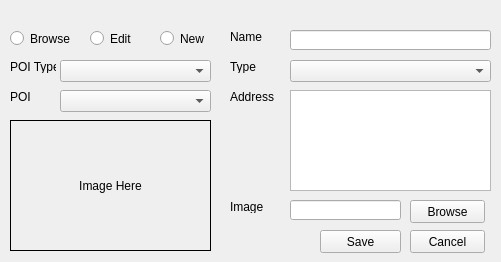
Qt form project_cpp/poiwidget.ui (FerranGarcia/city-map) before a commit.
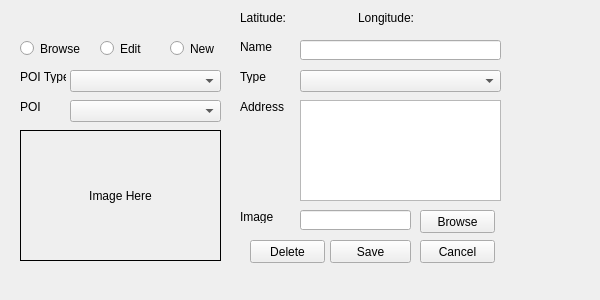
The same form after that commit.

Diff of the .ui file:
```diff
--- a/project_cpp/poiwidget.ui
+++ b/project_cpp/poiwidget.ui
@@ -6,18 +6,36 @@
    <rect>
     <x>0</x>
     <y>0</y>
-    <width>501</width>
-    <height>262</height>
+    <width>600</width>
+    <height>300</height>
    </rect>
   </property>
+  <property name="sizePolicy">
+   <sizepolicy hsizetype="Fixed" vsizetype="Fixed">
+    <horstretch>0</horstretch>
+    <verstretch>0</verstretch>
+   </sizepolicy>
+  </property>
+  <property name="minimumSize">
+   <size>
+    <width>600</width>
+    <height>300</height>
+   </size>
+  </property>
+  <property name="maximumSize">
+   <size>
+    <width>600</width>
+    <height>300</height>
+   </size>
+  </property>
   <property name="windowTitle">
    <string>Form</string>
   </property>
   <widget class="QLineEdit" name="poiNameLineEdit">
    <property name="geometry">
     <rect>
-     <x>290</x>
-     <y>30</y>
+     <x>300</x>
+     <y>40</y>
      <width>201</width>
      <height>20</height>
     </rect>
@@ -26,8 +44,8 @@
   <widget class="QLabel" name="poiNameLabel">
    <property name="geometry">
     <rect>
-     <x>230</x>
-     <y>30</y>
+     <x>240</x>
+     <y>40</y>
      <width>46</width>
      <height>13</height>
     </rect>
@@ -39,8 +57,8 @@
   <widget class="QLabel" name="poiTypeLabel">
    <property name="geometry">
     <rect>
-     <x>230</x>
-     <y>60</y>
+     <x>240</x>
+     <y>70</y>
      <width>46</width>
      <height>13</height>
     </rect>
@@ -52,8 +70,8 @@
   <widget class="QComboBox" name="poiTypeComboBox">
    <property name="geometry">
     <rect>
-     <x>290</x>
-     <y>60</y>
+     <x>300</x>
+     <y>70</y>
      <width>201</width>
      <height>22</height>
     </rect>
@@ -62,8 +80,8 @@
   <widget class="QTextEdit" name="addressTextEdit">
    <property name="geometry">
     <rect>
-     <x>290</x>
-     <y>90</y>
+     <x>300</x>
+     <y>100</y>
      <width>201</width>
      <height>101</height>
     </rect>
@@ -72,8 +90,8 @@
   <widget class="QLabel" name="label">
    <property name="geometry">
     <rect>
-     <x>230</x>
-     <y>90</y>
+     <x>240</x>
+     <y>100</y>
      <width>46</width>
      <height>13</height>
     </rect>
@@ -85,8 +103,8 @@
   <widget class="QLabel" name="label_2">
    <property name="geometry">
     <rect>
-     <x>230</x>
-     <y>200</y>
+     <x>240</x>
+     <y>210</y>
      <width>46</width>
      <height>13</height>
     </rect>
@@ -98,8 +116,8 @@
   <widget class="QPushButton" name="poiImageBrowseButton">
    <property name="geometry">
     <rect>
-     <x>410</x>
-     <y>200</y>
+     <x>420</x>
+     <y>210</y>
      <width>75</width>
      <height>23</height>
     </rect>
@@ -111,8 +129,8 @@
   <widget class="QLineEdit" name="poiImagePathLineEdit">
    <property name="geometry">
     <rect>
-     <x>290</x>
-     <y>200</y>
+     <x>300</x>
+     <y>210</y>
      <width>111</width>
      <height>20</height>
     </rect>
@@ -121,8 +139,8 @@
   <widget class="QPushButton" name="cancelButton">
    <property name="geometry">
     <rect>
-     <x>410</x>
-     <y>230</y>
+     <x>420</x>
+     <y>240</y>
      <width>75</width>
      <height>23</height>
     </rect>
@@ -134,8 +152,8 @@
   <widget class="QPushButton" name="saveButton">
    <property name="geometry">
     <rect>
-     <x>320</x>
-     <y>230</y>
+     <x>330</x>
+     <y>240</y>
      <width>81</width>
      <height>23</height>
     </rect>
@@ -147,8 +165,8 @@
   <widget class="QRadioButton" name="browseRadioButton">
    <property name="geometry">
     <rect>
-     <x>10</x>
-     <y>30</y>
+     <x>20</x>
+     <y>40</y>
      <width>111</width>
      <height>17</height>
     </rect>
@@ -160,8 +178,8 @@
   <widget class="QRadioButton" name="editRadioButton">
    <property name="geometry">
     <rect>
-     <x>90</x>
-     <y>30</y>
+     <x>100</x>
+     <y>40</y>
      <width>61</width>
      <height>17</height>
     </rect>
@@ -173,8 +191,8 @@
   <widget class="QComboBox" name="poiComboBox">
    <property name="geometry">
     <rect>
-     <x>60</x>
-     <y>90</y>
+     <x>70</x>
+     <y>100</y>
      <width>151</width>
      <height>22</height>
     </rect>
@@ -183,8 +201,8 @@
   <widget class="QComboBox" name="poiTypeViewComboBox">
    <property name="geometry">
     <rect>
-     <x>60</x>
-     <y>60</y>
+     <x>70</x>
+     <y>70</y>
      <width>151</width>
      <height>22</height>
     </rect>
@@ -193,8 +211,8 @@
   <widget class="QLabel" name="label_4">
    <property name="geometry">
     <rect>
-     <x>10</x>
-     <y>60</y>
+     <x>20</x>
+     <y>70</y>
      <width>46</width>
      <height>13</height>
     </rect>
@@ -206,8 +224,8 @@
   <widget class="QLabel" name="label_5">
    <property name="geometry">
     <rect>
-     <x>10</x>
-     <y>90</y>
+     <x>20</x>
+     <y>100</y>
      <width>46</width>
      <height>13</height>
     </rect>
@@ -219,8 +237,8 @@
   <widget class="QRadioButton" name="newRadioButton">
    <property name="geometry">
     <rect>
-     <x>160</x>
-     <y>30</y>
+     <x>170</x>
+     <y>40</y>
      <width>82</width>
      <height>17</height>
     </rect>
@@ -232,8 +250,8 @@
   <widget class="QLabel" name="imageLabel">
    <property name="geometry">
     <rect>
-     <x>10</x>
-     <y>120</y>
+     <x>20</x>
+     <y>130</y>
      <width>201</width>
      <height>131</height>
     </rect>
@@ -248,6 +266,71 @@
     <set>Qt::AlignCenter</set>
    </property>
   </widget>
+  <widget class="QPushButton" name="deleteButton">
+   <property name="geometry">
+    <rect>
+     <x>250</x>
+     <y>240</y>
+     <width>75</width>
+     <height>23</height>
+    </rect>
+   </property>
+   <property name="text">
+    <string>Delete</string>
+   </property>
+  </widget>
+  <widget class="QWidget" name="">
+   <property name="geometry">
+    <rect>
+     <x>240</x>
+     <y>10</y>
+     <width>242</width>
+     <height>15</height>
+    </rect>
+   </property>
+   <layout class="QHBoxLayout" name="horizontalLayout">
+    <item>
+     <widget class="QLabel" name="latNameLabel">
+      <property name="text">
+       <string>Latitude:</string>
+      </property>
+     </widget>
+    </item>
+    <item>
+     <widget class="QLabel" name="latLabel">
+      <property name="minimumSize">
+       <size>
+        <width>64</width>
+        <height>0</height>
+       </size>
+      </property>
+      <property name="text">
+       <string/>
+      </property>
+     </widget>
+    </item>
+    <item>
+     <widget class="QLabel" name="lonNameLabel">
+      <property name="text">
+       <string>Longitude:</string>
+      </property>
+     </widget>
+    </item>
+    <item>
+     <widget class="QLabel" name="lonLabel">
+      <property name="minimumSize">
+       <size>
+        <width>64</width>
+        <height>0</height>
+       </size>
+      </property>
+      <property name="text">
+       <string/>
+      </property>
+     </widget>
+    </item>
+   </layout>
+  </widget>
  </widget>
  <resources/>
  <connections/>
```
